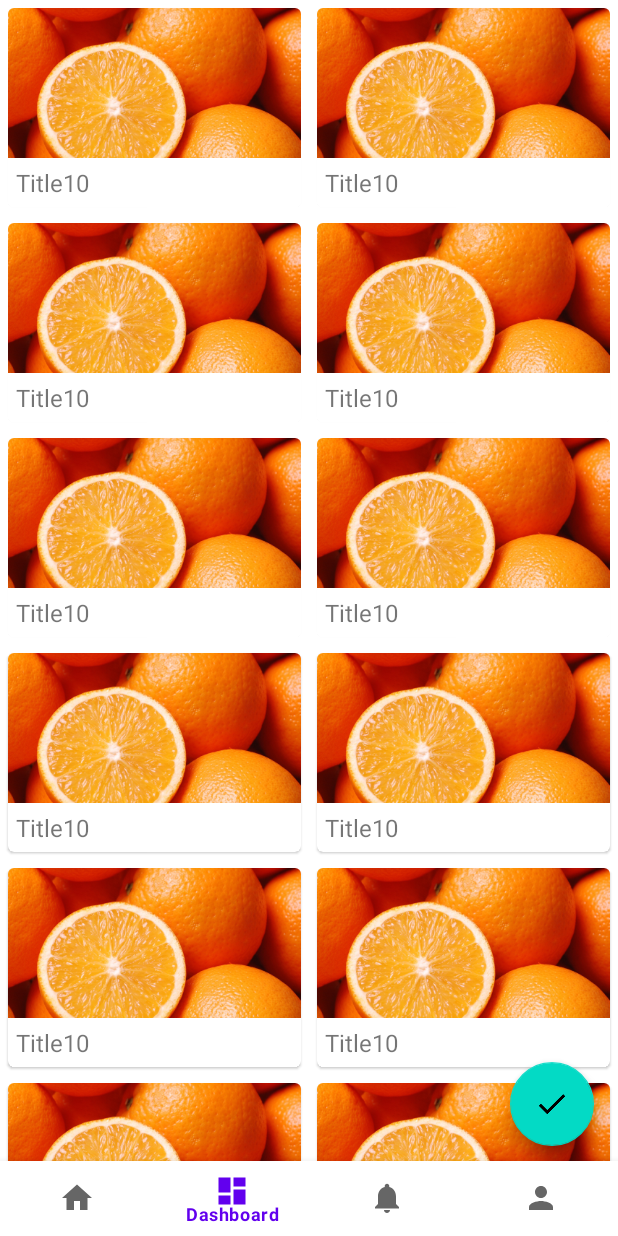
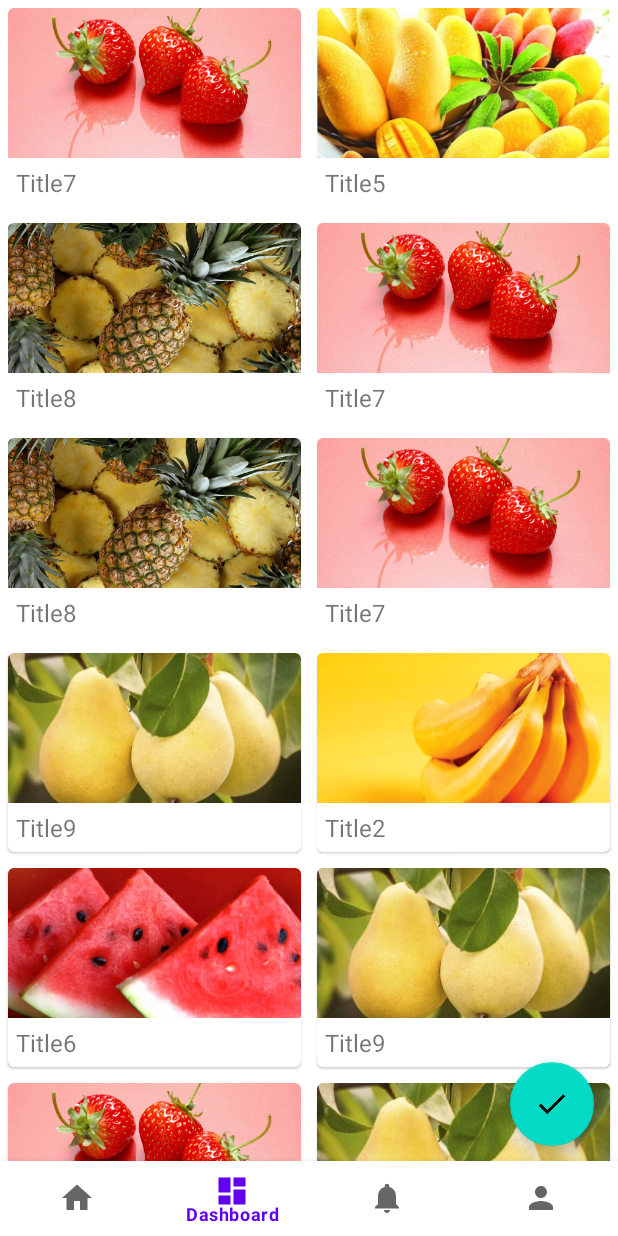
Before and after one commit to JJuprising/ASFinalWork2023, an Android app: the DashboardFragment screen opened through its navigation route, on a phone screen of 412 x 824 dp. Run offline under Robolectric (Android 15) with nearby library versions, the light colour scheme and no system bars; our stand-ins replace navigation-ui.

Commit message:
文章阅读

```diff
--- a/app/src/main/java/com/example/asfinalwork2023/ui/dashboard/DashboardFragment.kt
+++ b/app/src/main/java/com/example/asfinalwork2023/ui/dashboard/DashboardFragment.kt
@@ -1,5 +1,6 @@
 package com.example.asfinalwork2023.ui.dashboard
 
+import android.content.Intent
 import android.os.Bundle
 import android.view.LayoutInflater
 import android.view.View
@@ -41,19 +42,6 @@ class DashboardFragment : Fragment() {
     ): View {
         super.onCreate(savedInstanceState)
 
-        passages = mutableListOf(
-            PassageInfo("Title1","Content1", R.drawable.apple),
-            PassageInfo("Title2","Content2", R.drawable.banana),
-            PassageInfo("Title3","Content3", R.drawable.cherry),
-            PassageInfo("Title4","Content4", R.drawable.grape),
-            PassageInfo("Title5","Content5", R.drawable.mango),
-            PassageInfo("Title6","Content6", R.drawable.watermelon),
-            PassageInfo("Title7","Content7", R.drawable.strawberry),
-            PassageInfo("Title8","Content8", R.drawable.pineapple),
-            PassageInfo("Title9","Content9", R.drawable.pear),
-            PassageInfo("Title10","Content10", R.drawable.orange)
-        )
-
         val dashboardViewModel = ViewModelProvider(this).get(DashboardViewModel::class.java)
         _binding = FragmentDashboardBinding.inflate(inflater, container, false)
         initPassage()
@@ -68,6 +56,14 @@ class DashboardFragment : Fragment() {
         swipeRefresh.setOnRefreshListener {
             refreshPassage(adapter)
         }
+        val button = binding.fab
+        button.setOnClickListener{
+            val intent = Intent(context, MessagePost::class.java)
+            context!!.startActivity(intent)
+
+        }
+
+
         return root
     }
 
@@ -82,9 +78,9 @@ class DashboardFragment : Fragment() {
         passageList.clear()
         repeat(50) {
             val index = (0 until passages.size).random()
-            //passageList.add(passageList[index])
+            passageList.add(passages[index])
 
-            passageList.add(PassageInfo("Title10","Content10", R.drawable.orange))
+
         }
     }
     private fun refreshPassage(adapter: PassageAdapter) {
--- a/app/src/main/java/com/example/asfinalwork2023/ui/dashboard/PassageDetail.kt
+++ b/app/src/main/java/com/example/asfinalwork2023/ui/dashboard/PassageDetail.kt
@@ -4,6 +4,7 @@ import androidx.appcompat.app.AppCompatActivity
 import android.os.Bundle
 import android.view.MenuItem
 import com.example.asfinalwork2023.R
+import kotlinx.android.synthetic.main.activity_passage_detail.*
 
 class PassageDetail : AppCompatActivity() {
     companion object {
@@ -18,6 +19,11 @@ class PassageDetail : AppCompatActivity() {
         val passageTitle = intent.getStringExtra(PASSAGE_TITLE) ?: "Default Title"
         val passageContent = intent.getStringExtra(PASSAGE_CONTENT) ?: "Default Content"
         val passageImage = intent.getIntExtra(PASSAGE_IMAGE, R.drawable.ic_delete)
+        PassageDetailTitle.text = passageTitle
+        PassageDetailImage.setImageResource(passageImage)
+        PassageDetailContent.text = passageContent
+
+
 
 
     }
```
Also changed, not shown: app/src/main/AndroidManifest.xml (+10 -2 lines), app/src/main/java/com/example/asfinalwork2023/ui/dashboard/MessagePost.kt (added, +12 -0 lines), app/src/main/res/layout/activity_message_post.xml (added, +63 -0 lines), app/src/main/res/layout/activity_passage_detail.xml (+25 -3 lines).
